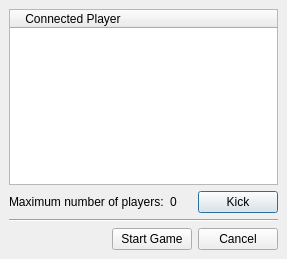
Before: the Qt Designer form src/gui/qt/startnetworkgamedialog.ui in pokerth/pokerth, drawn with Qt 5.
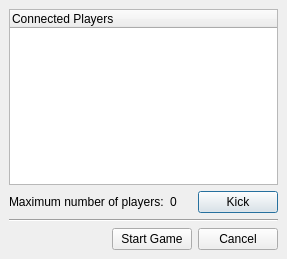
After: the same form once the commit is applied.

```diff
--- a/src/gui/qt/startnetworkgamedialog.ui
+++ b/src/gui/qt/startnetworkgamedialog.ui
@@ -74,7 +74,7 @@
     <widget class="QTreeWidget" name="treeWidget" >
      <column>
       <property name="text" >
-       <string>    Connected Player    </string>
+       <string>Connected Players</string>
       </property>
      </column>
     </widget>
```
